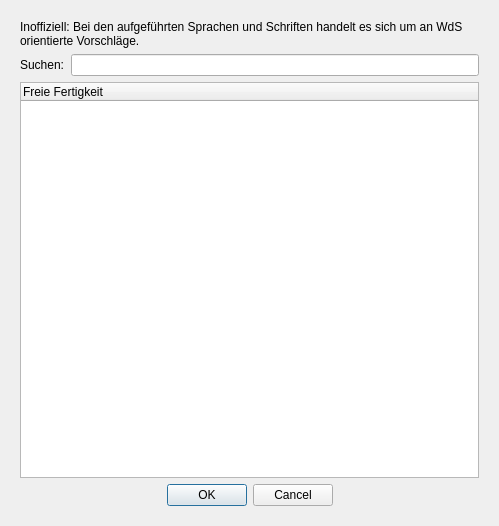
First picture: the form in designer/CharakterFreieFertigkeitenPicker.ui, repository Aeolitus/Sephrasto, before the edit.
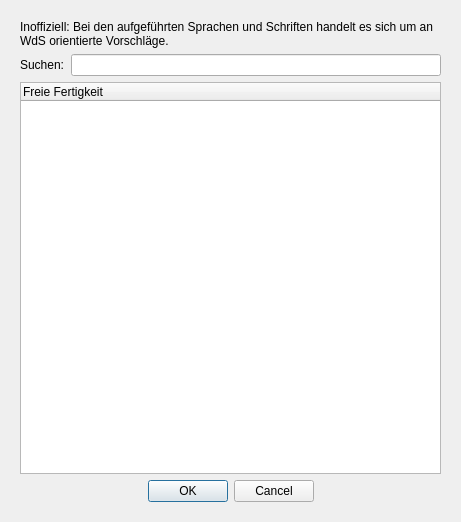
Second picture: the form after the edit.

Patch:
```diff
--- a/designer/CharakterFreieFertigkeitenPicker.ui
+++ b/designer/CharakterFreieFertigkeitenPicker.ui
@@ -9,8 +9,8 @@
    <rect>
     <x>0</x>
     <y>0</y>
-    <width>499</width>
-    <height>526</height>
+    <width>461</width>
+    <height>522</height>
    </rect>
   </property>
   <property name="windowTitle">
```
